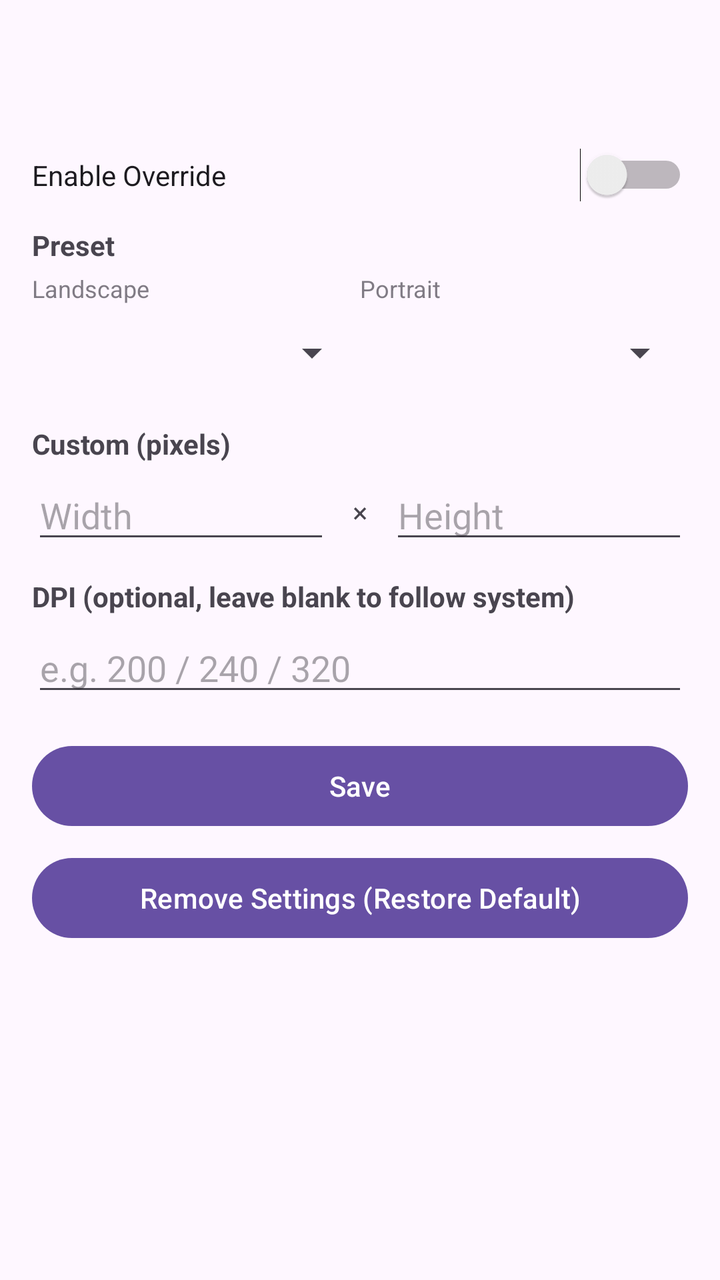
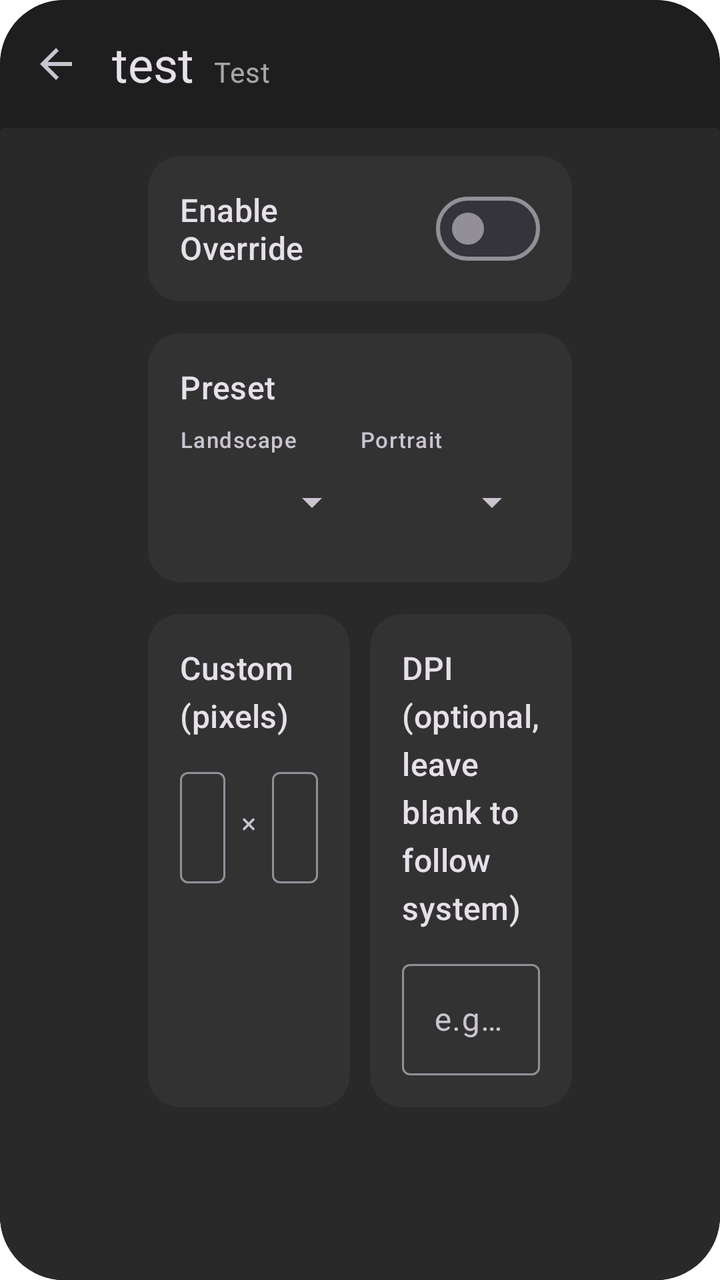

Two renders of the same Android screen: before a commit and after it. Below are the layout's source before the change and the commit's diff.
<!-- AndroidManifest.xml: application theme Theme.ResFix -->
<!-- res/layout/activity_detail.xml -->
<?xml version="1.0" encoding="utf-8"?>
<ScrollView xmlns:android="http://schemas.android.com/apk/res/android"
    android:layout_width="match_parent"
    android:layout_height="match_parent"
    android:fillViewport="true">

    <LinearLayout
        android:layout_width="match_parent"
        android:layout_height="wrap_content"
        android:orientation="vertical"
        android:padding="16dp">

        <TextView
            android:id="@+id/tv_title"
            android:layout_width="match_parent"
            android:layout_height="wrap_content"
            android:textSize="18sp"
            android:textStyle="bold"
            android:paddingBottom="4dp" />

        <TextView
            android:id="@+id/tv_pkg"
            android:layout_width="match_parent"
            android:layout_height="wrap_content"
            android:textSize="13sp"
            android:alpha="0.6"
            android:paddingBottom="12dp" />

        <Switch
            android:id="@+id/sw_enable"
            android:layout_width="match_parent"
            android:layout_height="wrap_content"
            android:text="@string/enable_override" />

        <TextView
            android:layout_width="wrap_content"
            android:layout_height="wrap_content"
            android:text="@string/preset_label"
            android:textStyle="bold"
            android:paddingTop="12dp"
            android:paddingBottom="4dp" />

        <LinearLayout
            android:layout_width="match_parent"
            android:layout_height="wrap_content"
            android:orientation="horizontal"
            android:baselineAligned="false">

            <LinearLayout
                android:layout_width="0dp"
                android:layout_height="wrap_content"
                android:layout_weight="1"
                android:orientation="vertical">
                <TextView
                    android:layout_width="wrap_content"
                    android:layout_height="wrap_content"
                    android:text="@string/landscape"
                    android:textSize="12sp"
                    android:alpha="0.7" />
                <Spinner
                    android:id="@+id/sp_preset"
                    android:layout_width="match_parent"
                    android:layout_height="wrap_content"
                    android:minHeight="48dp" />
            </LinearLayout>

            <LinearLayout
                android:layout_width="0dp"
                android:layout_height="wrap_content"
                android:layout_weight="1"
                android:orientation="vertical">
                <TextView
                    android:layout_width="wrap_content"
                    android:layout_height="wrap_content"
                    android:text="@string/portrait"
                    android:textSize="12sp"
                    android:alpha="0.7" />
                <Spinner
                    android:id="@+id/sp_preset_swap"
                    android:layout_width="match_parent"
                    android:layout_height="wrap_content"
                    android:minHeight="48dp" />
            </LinearLayout>
        </LinearLayout>

        <TextView
            android:layout_width="wrap_content"
            android:layout_height="wrap_content"
            android:text="@string/custom_label"
            android:textStyle="bold"
            android:paddingTop="12dp"
            android:paddingBottom="4dp" />

        <LinearLayout
            android:layout_width="match_parent"
            android:layout_height="wrap_content"
            android:orientation="horizontal"
            android:gravity="center_vertical">

            <EditText
                android:id="@+id/et_w"
                android:layout_width="0dp"
                android:layout_height="wrap_content"
                android:layout_weight="1"
                android:inputType="number"
                android:hint="@string/width_hint" />

            <TextView
                android:layout_width="wrap_content"
                android:layout_height="wrap_content"
                android:text=" × "
                android:paddingHorizontal="8dp" />

            <EditText
                android:id="@+id/et_h"
                android:layout_width="0dp"
                android:layout_height="wrap_content"
                android:layout_weight="1"
                android:inputType="number"
                android:hint="@string/height_hint" />
        </LinearLayout>

        <TextView
            android:layout_width="wrap_content"
            android:layout_height="wrap_content"
            android:text="@string/density_label"
            android:textStyle="bold"
            android:paddingTop="12dp"
            android:paddingBottom="4dp" />

        <EditText
            android:id="@+id/et_density"
            android:layout_width="match_parent"
            android:layout_height="wrap_content"
            android:inputType="number"
            android:hint="@string/density_hint" />

        <Button
            android:id="@+id/btn_save"
            android:layout_width="match_parent"
            android:layout_height="wrap_content"
            android:layout_marginTop="16dp"
            android:text="@string/save_btn" />

        <Button
            android:id="@+id/btn_remove"
            android:layout_width="match_parent"
            android:layout_height="wrap_content"
            android:layout_marginTop="8dp"
            android:text="@string/remove_btn" />
    </LinearLayout>
</ScrollView>
<!-- resources referenced by this layout -->
<resources>
  <string name="custom_label">Custom (pixels)</string>
  <string name="density_hint">e.g. 200 / 240 / 320</string>
  <string name="density_label">DPI (optional, leave blank to follow system)</string>
  <string name="enable_override">Enable Override</string>
  <string name="height_hint">Height</string>
  <string name="landscape">Landscape</string>
  <string name="portrait">Portrait</string>
  <string name="preset_label">Preset</string>
  <string name="remove_btn">Remove Settings (Restore Default)</string>
  <string name="save_btn">Save</string>
  <string name="width_hint">Width</string>
  <style name="Theme.ResFix" parent="Theme.Material3.DayNight">
          <item name="android:statusBarColor">@color/primary</item>
      </style>
  <color name="primary">#1565C0</color>
</resources>

<!-- the commit's change to res/layout/activity_detail.xml (unified diff, before → after) -->
@@ -1,152 +1,299 @@
 <?xml version="1.0" encoding="utf-8"?>
-<ScrollView xmlns:android="http://schemas.android.com/apk/res/android"
+<androidx.coordinatorlayout.widget.CoordinatorLayout xmlns:android="http://schemas.android.com/apk/res/android"
+    xmlns:app="http://schemas.android.com/apk/res-auto"
     android:layout_width="match_parent"
     android:layout_height="match_parent"
-    android:fillViewport="true">
+    android:background="@drawable/bg_main"
+    android:clipToOutline="true">
 
     <LinearLayout
         android:layout_width="match_parent"
-        android:layout_height="wrap_content"
+        android:layout_height="match_parent"
         android:orientation="vertical"
-        android:padding="16dp">
-
-        <TextView
-            android:id="@+id/tv_title"
+        android:visibility="visible">
+
+        <com.google.android.material.appbar.AppBarLayout
             android:layout_width="match_parent"
             android:layout_height="wrap_content"
-            android:textSize="18sp"
-            android:textStyle="bold"
-            android:paddingBottom="4dp" />
-
-        <TextView
-            android:id="@+id/tv_pkg"
+            android:background="@android:color/transparent"
+            app:elevation="0dp">
+
+            <com.google.android.material.appbar.MaterialToolbar
+                android:id="@+id/toolbar"
+                android:layout_width="match_parent"
+                android:layout_height="?attr/actionBarSize"
+                android:background="@android:color/transparent"
+                app:navigationIcon="?attr/homeAsUpIndicator">
+
+                <LinearLayout
+                    android:layout_width="match_parent"
+                    android:layout_height="wrap_content"
+                    android:gravity="bottom"
+                    android:orientation="horizontal"
+                    android:visibility="visible">
+
+                    <TextView
+                        android:id="@+id/tv_title"
+                        android:layout_width="wrap_content"
+                        android:layout_height="wrap_content"
+                        android:layout_marginRight="10dp"
+                        android:text="test"
+                        android:textAppearance="?attr/textAppearanceHeadlineSmall" />
+
+                    <TextView
+                        android:id="@+id/tv_pkg"
+                        android:layout_width="wrap_content"
+                        android:layout_height="wrap_content"
+                        android:alpha="0.7"
+                        android:text="Test"
+                        android:textAppearance="?attr/textAppearanceBodyMedium" />
+
+                </LinearLayout>
+            </com.google.android.material.appbar.MaterialToolbar>
+
+        </com.google.android.material.appbar.AppBarLayout>
+
+
+        <androidx.cardview.widget.CardView
             android:layout_width="match_parent"
-            android:layout_height="wrap_content"
-            android:textSize="13sp"
-            android:alpha="0.6"
-            android:paddingBottom="12dp" />
-
-        <Switch
-            android:id="@+id/sw_enable"
-            android:layout_width="match_parent"
-            android:layout_height="wrap_content"
-            android:text="@string/enable_override" />
-
-        <TextView
-            android:layout_width="wrap_content"
-            android:layout_height="wrap_content"
-            android:text="@string/preset_label"
-            android:textStyle="bold"
-            android:paddingTop="12dp"
-            android:paddingBottom="4dp" />
-
-        <LinearLayout
-            android:layout_width="match_parent"
-            android:layout_height="wrap_content"
-            android:orientation="horizontal"
-            android:baselineAligned="false">
+            android:layout_height="match_parent"
+            app:cardBackgroundColor="@color/content_bg"
+            app:cardElevation="0dp"
+            app:contentPaddingBottom="20dp"
+            app:contentPaddingLeft="74dp"
+            app:contentPaddingRight="74dp"
+            app:contentPaddingTop="14dp">
 
             <LinearLayout
-                android:layout_width="0dp"
-                android:layout_height="wrap_content"
-                android:layout_weight="1"
-                android:orientation="vertical">
-                <TextView
-                    android:layout_width="wrap_content"
-                    android:layout_height="wrap_content"
-                    android:text="@string/landscape"
-                    android:textSize="12sp"
-                    android:alpha="0.7" />
-                <Spinner
-                    android:id="@+id/sp_preset"
-                    android:layout_width="match_parent"
-                    android:layout_height="wrap_content"
-                    android:minHeight="48dp" />
+                android:layout_width="match_parent"
+                android:layout_height="match_parent"
+                android:orientation="vertical"
+                android:visibility="visible">
+
+                
+                <com.google.android.material.card.MaterialCardView
+                    android:layout_width="match_parent"
+                    android:layout_height="wrap_content"
+                    android:layout_marginBottom="16dp"
+                    app:cardBackgroundColor="@color/card_bg"
+                    app:cardCornerRadius="16dp"
+                    app:cardElevation="0dp"
+                    app:strokeWidth="0dp">
+
+                    <com.google.android.material.materialswitch.MaterialSwitch
+                        android:id="@+id/sw_enable"
+                        android:layout_width="match_parent"
+                        android:layout_height="wrap_content"
+                        android:padding="16dp"
+                        android:text="@string/enable_override"
+                        android:textAppearance="?attr/textAppearanceTitleMedium" />
+                </com.google.android.material.card.MaterialCardView>
+
+                
+                <com.google.android.material.card.MaterialCardView
+                    android:layout_width="match_parent"
+                    android:layout_height="wrap_content"
+                    android:layout_marginBottom="16dp"
+                    app:cardBackgroundColor="@color/card_bg"
+                    app:cardCornerRadius="16dp"
+                    app:cardElevation="0dp"
+                    app:strokeWidth="0dp">
+
+                    <LinearLayout
+                        android:layout_width="match_parent"
+                        android:layout_height="wrap_content"
+                        android:orientation="vertical"
+                        android:padding="16dp">
+
+                        <TextView
+                            android:layout_width="wrap_content"
+                            android:layout_height="wrap_content"
+                            android:layout_marginBottom="8dp"
+                            android:text="@string/preset_label"
+                            android:textAppearance="?attr/textAppearanceTitleMedium" />
+
+                        <LinearLayout
+                            android:layout_width="match_parent"
+                            android:layout_height="wrap_content"
+                            android:baselineAligned="false"
+                            android:orientation="horizontal">
+
+                            <LinearLayout
+                                android:layout_width="0dp"
+                                android:layout_height="wrap_content"
+                                android:layout_weight="1"
+                                android:orientation="vertical">
+
+                                <TextView
+                                    android:layout_width="wrap_content"
+                                    android:layout_height="wrap_content"
+                                    android:text="@string/landscape"
+                                    android:textAppearance="?attr/textAppearanceLabelSmall" />
+
+                                <Spinner
+                                    android:id="@+id/sp_preset"
+                                    android:layout_width="match_parent"
+                                    android:layout_height="wrap_content"
+                                    android:minHeight="48dp" />
+                            </LinearLayout>
+
+                            <LinearLayout
+                                android:layout_width="0dp"
+                                android:layout_height="wrap_content"
+                                android:layout_weight="1"
+                                android:orientation="vertical">
+
+                                <TextView
+                                    android:layout_width="wrap_content"
+                                    android:layout_height="wrap_content"
+                                    android:text="@string/portrait"
+                                    android:textAppearance="?attr/textAppearanceLabelSmall" />
+
+                                <Spinner
+                                    android:id="@+id/sp_preset_swap"
+                                    android:layout_width="match_parent"
+                                    android:layout_height="wrap_content"
+                                    android:minHeight="48dp" />
+                            </LinearLayout>
+                        </LinearLayout>
+                    </LinearLayout>
+                </com.google.android.material.card.MaterialCardView>
+
+                <LinearLayout
+                    android:layout_width="match_parent"
+                    android:layout_height="wrap_content"
+                    android:layout_marginBottom="16dp"
+                    android:baselineAligned="false"
+                    android:orientation="horizontal">
+
+                    
+                    <com.google.android.material.card.MaterialCardView
+                        android:layout_width="0dp"
+                        android:layout_height="match_parent"
+                        android:layout_marginRight="10dp"
+                        android:layout_weight="1"
+                        app:cardBackgroundColor="@color/card_bg"
+                        app:cardCornerRadius="16dp"
+                        app:cardElevation="0dp"
+                        app:strokeWidth="0dp">
+
+                        <LinearLayout
+                            android:layout_width="match_parent"
+                            android:layout_height="wrap_content"
+                            android:orientation="vertical"
+                            android:padding="16dp">
+
+                            <TextView
+                                android:layout_width="wrap_content"
+                                android:layout_height="wrap_content"
+                                android:layout_marginBottom="12dp"
+                                android:text="@string/custom_label"
+                                android:textAppearance="?attr/textAppearanceTitleMedium" />
+
+                            <LinearLayout
+                                android:layout_width="match_parent"
+                                android:layout_height="wrap_content"
+                                android:gravity="center_vertical"
+                                android:orientation="horizontal">
+
+                                <com.google.android.material.textfield.TextInputLayout
+                                    style="@style/Widget.Material3.TextInputLayout.OutlinedBox"
+                                    android:layout_width="0dp"
+                                    android:layout_height="wrap_content"
+                                    android:layout_weight="1">
+
+                                    <com.google.android.material.textfield.TextInputEditText
+                                        android:id="@+id/et_w"
+                                        android:layout_width="match_parent"
+                                        android:layout_height="wrap_content"
+                                        android:hint="@string/width_hint"
+                                        android:inputType="number" />
+                                </com.google.android.material.textfield.TextInputLayout>
+
+                                <TextView
+                                    android:layout_width="wrap_content"
+                                    android:layout_height="wrap_content"
+                                    android:paddingHorizontal="8dp"
+                                    android:text="×" />
+
+                                <com.google.android.material.textfield.TextInputLayout
+                                    style="@style/Widget.Material3.TextInputLayout.OutlinedBox"
+                                    android:layout_width="0dp"
+                                    android:layout_height="wrap_content"
+                                    android:layout_weight="1">
+
+                                    <com.google.android.material.textfield.TextInputEditText
+                                        android:id="@+id/et_h"
+                                        android:layout_width="match_parent"
+                                        android:layout_height="wrap_content"
+                                        android:hint="@string/height_hint"
+                                        android:inputType="number" />
+                                </com.google.android.material.textfield.TextInputLayout>
+                            </LinearLayout>
+                        </LinearLayout>
+                    </com.google.android.material.card.MaterialCardView>
+
+                    
+                    <com.google.android.material.card.MaterialCardView
+                        android:layout_width="0dp"
+                        android:layout_height="match_parent"
+                        android:layout_weight="1"
+                        app:cardBackgroundColor="@color/card_bg"
+                        app:cardCornerRadius="16dp"
+                        app:cardElevation="0dp"
+                        app:strokeWidth="0dp">
+
+                        <LinearLayout
+                            android:layout_width="match_parent"
+                            android:layout_height="wrap_content"
+                            android:orientation="vertical"
+                            android:padding="16dp">
+
+                            <TextView
+                                android:layout_width="wrap_content"
+                                android:layout_height="wrap_content"
+                                android:layout_marginBottom="12dp"
+                                android:text="@string/density_label"
+                                android:textAppearance="?attr/textAppearanceTitleMedium" />
+
+                            <com.google.android.material.textfield.TextInputLayout
+                                style="@style/Widget.Material3.TextInputLayout.OutlinedBox"
+                                android:layout_width="match_parent"
+                                android:layout_height="wrap_content">
+
+                                <com.google.android.material.textfield.TextInputEditText
+                                    android:id="@+id/et_density"
+                                    android:layout_width="match_parent"
+                                    android:layout_height="wrap_content"
+                                    android:hint="@string/density_hint"
+                                    android:inputType="number" />
+                            </com.google.android.material.textfield.TextInputLayout>
+                        </LinearLayout>
+                    </com.google.android.material.card.MaterialCardView>
+                </LinearLayout>
+
+                <com.google.android.material.button.MaterialButton
+                    android:id="@+id/btn_save"
+                    android:layout_width="match_parent"
+                    android:layout_height="wrap_content"
+                    android:layout_marginHorizontal="200dp"
+                    android:layout_marginBottom="8dp"
+                    android:backgroundTint="@color/button_bg"
+                    android:padding="12dp"
+                    android:text="@string/save_btn"
+                    android:textColor="@color/design_default_color_surface" />
+
+                <com.google.android.material.button.MaterialButton
+                    android:id="@+id/btn_remove"
+                    style="@style/Widget.Material3.Button.TextButton"
+                    android:layout_width="match_parent"
+                    android:layout_height="wrap_content"
+                    android:layout_marginHorizontal="200dp"
+                    android:text="@string/remove_btn"
+                    android:textColor="?attr/colorError" />
+
             </LinearLayout>
-
-            <LinearLayout
-                android:layout_width="0dp"
-                android:layout_height="wrap_content"
-                android:layout_weight="1"
-                android:orientation="vertical">
-                <TextView
-                    android:layout_width="wrap_content"
-                    android:layout_height="wrap_content"
-                    android:text="@string/portrait"
-                    android:textSize="12sp"
-                    android:alpha="0.7" />
-                <Spinner
-                    android:id="@+id/sp_preset_swap"
-                    android:layout_width="match_parent"
-                    android:layout_height="wrap_content"
-                    android:minHeight="48dp" />
-            </LinearLayout>
-        </LinearLayout>
-
-        <TextView
-            android:layout_width="wrap_content"
-            android:layout_height="wrap_content"
-            android:text="@string/custom_label"
-            android:textStyle="bold"
-            android:paddingTop="12dp"
-            android:paddingBottom="4dp" />
-
-        <LinearLayout
-            android:layout_width="match_parent"
-            android:layout_height="wrap_content"
-            android:orientation="horizontal"
-            android:gravity="center_vertical">
-
-            <EditText
-                android:id="@+id/et_w"
-                android:layout_width="0dp"
-                android:layout_height="wrap_content"
-                android:layout_weight="1"
-                android:inputType="number"
-                android:hint="@string/width_hint" />
-
-            <TextView
-                android:layout_width="wrap_content"
-                android:layout_height="wrap_content"
-                android:text=" × "
-                android:paddingHorizontal="8dp" />
-
-            <EditText
-                android:id="@+id/et_h"
-                android:layout_width="0dp"
-                android:layout_height="wrap_content"
-                android:layout_weight="1"
-                android:inputType="number"
-                android:hint="@string/height_hint" />
-        </LinearLayout>
-
-        <TextView
-            android:layout_width="wrap_content"
-            android:layout_height="wrap_content"
-            android:text="@string/density_label"
-            android:textStyle="bold"
-            android:paddingTop="12dp"
-            android:paddingBottom="4dp" />
-
-        <EditText
-            android:id="@+id/et_density"
-            android:layout_width="match_parent"
-            android:layout_height="wrap_content"
-            android:inputType="number"
-            android:hint="@string/density_hint" />
-
-        <Button
-            android:id="@+id/btn_save"
-            android:layout_width="match_parent"
-            android:layout_height="wrap_content"
-            android:layout_marginTop="16dp"
-            android:text="@string/save_btn" />
-
-        <Button
-            android:id="@+id/btn_remove"
-            android:layout_width="match_parent"
-            android:layout_height="wrap_content"
-            android:layout_marginTop="8dp"
-            android:text="@string/remove_btn" />
+        </androidx.cardview.widget.CardView>
+
     </LinearLayout>
-</ScrollView>
+</androidx.coordinatorlayout.widget.CoordinatorLayout>
<!-- resource entries referenced after the edit -->
@@ -1,5 +1,15 @@
 <!-- resources referenced by this layout -->
 <resources>
+  <color name="button_bg">#464646</color>
+  <color name="card_bg">#323232</color>
+  <color name="content_bg">#292929</color>
+  <!-- drawable bg_main (drawable) -->
+  <?xml version="1.0" encoding="utf-8"?>
+  
+  <shape xmlns:android="http://schemas.android.com/apk/res/android">
+      <solid android:color="@color/main_bg" />
+      <corners android:radius="32dp" />
+  </shape>
   <string name="custom_label">Custom (pixels)</string>
   <string name="density_hint">e.g. 200 / 240 / 320</string>
   <string name="density_label">DPI (optional, leave blank to follow system)</string>
@@ -11,9 +21,20 @@
   <string name="remove_btn">Remove Settings (Restore Default)</string>
   <string name="save_btn">Save</string>
   <string name="width_hint">Width</string>
-  <style name="Theme.ResFix" parent="Theme.Material3.DayNight">
-          <item name="android:statusBarColor">@color/primary</item>
+  <style name="Theme.ResFix" parent="Theme.Material3.Dark.NoActionBar">
+          <item name="android:windowBackground">@drawable/bg_main</item>
+          <item name="android:windowIsTranslucent">true</item>
+          <item name="android:windowContentOverlay">@null</item>
+          <item name="android:navigationBarColor">@android:color/transparent</item>
+          <item name="android:statusBarColor">@android:color/transparent</item>
+          <item name="android:forceDarkAllowed">false</item>
+  
+          <item name="colorPrimary">@color/button_bg</item>
+          <item name="colorOnPrimary">@color/design_default_color_background</item>
+  
+          <item name="colorPrimaryContainer">@color/button_bg</item>
+          <item name="colorOnPrimaryContainer">@color/design_default_color_background</item>
       </style>
-  <color name="primary">#1565C0</color>
+  <color name="main_bg">#1e1e1e</color>
 </resources>
 
